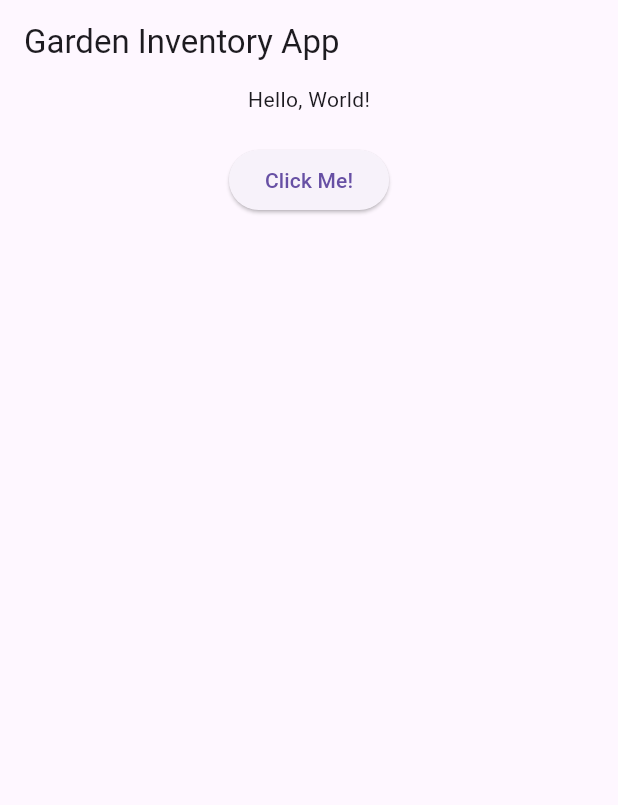
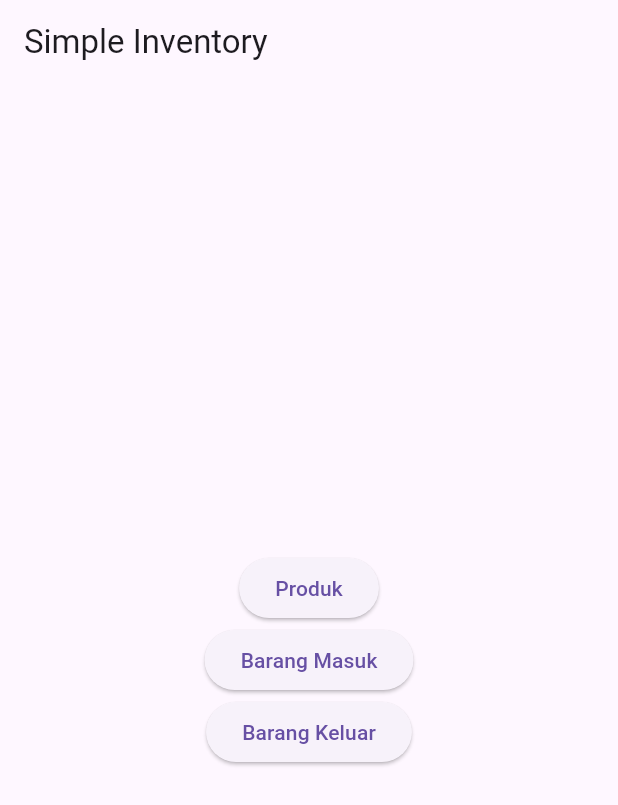
Before and after one commit to nurfaidz/simply-inventory-with-flutter, a Flutter app: the screen it shows after launch, on a phone screen of 412 x 824 dp. Shown: the top 805 px of the screen. Run offline on Flutter 3.47's test engine with Material 3 defaults, Android fonts, the phone set to English and light mode, and no system bars.

Commit message:
feat(route): add route configuration for home, product, incoming, and outgoing pages
feat(home_page): create home page with buttons to navigate to product, incoming, and outgoing pages

feat(product_page): create product page with placeholder text

feat(incoming_item_page): create incoming item page with placeholder text

feat(outgoing_item_page): create outgoing item page with placeholder text

refactor(main): move route configuration to separate file and update MaterialApp configuration

```diff
--- /dev/null
+++ b/lib/app/route.dart
@@ -0,0 +1,14 @@
+import 'package:flutter/material.dart';
+import '../features/homes/home_page.dart';
+import '../features/products/product_page.dart';
+import '../features/incoming_items/incoming_item_page.dart';
+import '../features/outgoing_items/outgoing_item_page.dart';
+
+class AppRoutes {
+  static Map<String, WidgetBuilder> get routes => {
+        '/': (context) => const HomePage(),
+        '/product': (context) => const ProductPage(),
+        '/incoming': (context) => const IncomingItemPage(),
+        '/outgoing': (context) => const OutgoingItemPage(),
+      };
+}
--- /dev/null
+++ b/lib/features/homes/home_page.dart
@@ -0,0 +1,31 @@
+import 'package:flutter/material.dart';
+
+class HomePage extends StatelessWidget {
+  const HomePage({super.key});
+
+  @override
+  Widget build(BuildContext context) {
+    return Scaffold(
+      appBar: AppBar(title: const Text('Simple Inventory')),
+      body:  Center(
+        child: Column (
+          mainAxisAlignment: MainAxisAlignment.center,
+          children: [
+            ElevatedButton(
+              onPressed: () => Navigator.pushNamed(context, '/product'),
+              child: const Text('Produk'),
+            ),
+            ElevatedButton(
+              onPressed: () => Navigator.pushNamed(context, '/incoming'),
+              child: const Text('Barang Masuk')
+            ),
+            ElevatedButton(
+              onPressed: () => Navigator.pushNamed(context, '/outgoing'),
+              child: const Text('Barang Keluar')
+            ),
+          ]
+        ),
+      ),
+    );
+  }
+}
--- /dev/null
+++ b/lib/features/incoming_items/incoming_item_page.dart
@@ -0,0 +1,15 @@
+import 'package:flutter/material.dart';
+
+class IncomingItemPage extends StatelessWidget {
+  const IncomingItemPage({super.key});
+
+  @override
+  Widget build(BuildContext context) {
+    return Scaffold(
+      appBar: AppBar(title: const Text('Barang Masuk')),
+      body: const Center(
+        child: Text('Daftar Barang Masuk'),
+      ),
+    );
+  }
+}
--- /dev/null
+++ b/lib/features/outgoing_items/outgoing_item_page.dart
@@ -0,0 +1,15 @@
+import 'package:flutter/material.dart';
+
+class OutgoingItemPage extends StatelessWidget {
+  const OutgoingItemPage({super.key});
+
+  @override
+  Widget build(BuildContext context) {
+    return Scaffold(
+      appBar: AppBar(title: const Text('Barang Keluar')),
+      body: const Center(
+        child: Text('Daftar Barang Keluar'),
+      ),
+    );
+  }
+}
--- /dev/null
+++ b/lib/features/products/product_page.dart
@@ -0,0 +1,15 @@
+import 'package:flutter/material.dart';
+
+class ProductPage extends StatelessWidget {
+  const ProductPage({super.key});
+
+  @override
+  Widget build(BuildContext context) {
+    return Scaffold(
+      appBar: AppBar(title: const Text('Produk')),
+      body: const Center(
+        child: Text('Daftar Produk'),
+      ),
+    );
+  }
+}
--- a/lib/main.dart
+++ b/lib/main.dart
@@ -1,37 +1,21 @@
 import 'package:flutter/material.dart';
-import 'package:flutter/services.dart';
+import 'app/route.dart';
 
-void main() => runApp(const MyApp());
+void main() {
+  runApp(const MyApp());
+}
 
 class MyApp extends StatelessWidget {
   const MyApp({super.key});
 
   @override
   Widget build(BuildContext context) {
-    return MaterialApp( // Root widget
-      home: Scaffold(
-        appBar: AppBar(
-          title: const Text('Garden Inventory App'),
-        ),
-        body: Center(
-          child: Builder(
-            builder: (context) {
-              return Column(
-                children: [
-                  const Text('Hello, World!'),
-                  const SizedBox(height: 20),
-                  ElevatedButton(
-                    onPressed: () {
-                      print('Click!');
-                    },
-                    child: const Text('Click Me!'),
-                  ),
-                ],
-              );
-            },
-          ),
-        ),
-      ),
+    return MaterialApp(
+      debugShowCheckedModeBanner: false,
+      title: 'Simple Inventory',
+      theme: ThemeData(primarySwatch: Colors.blue),
+      initialRoute: '/',
+      routes: AppRoutes.routes,
     );
   }
 }
```
Also changed, not shown: lib/features/homes/home_view.dart (added).
